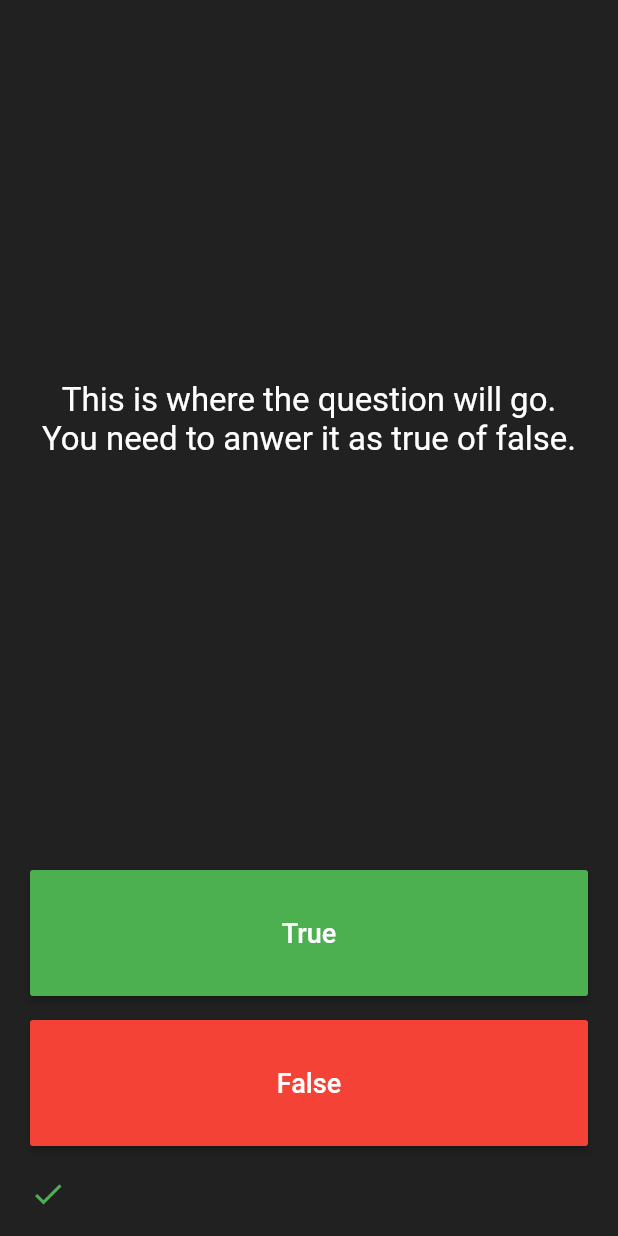
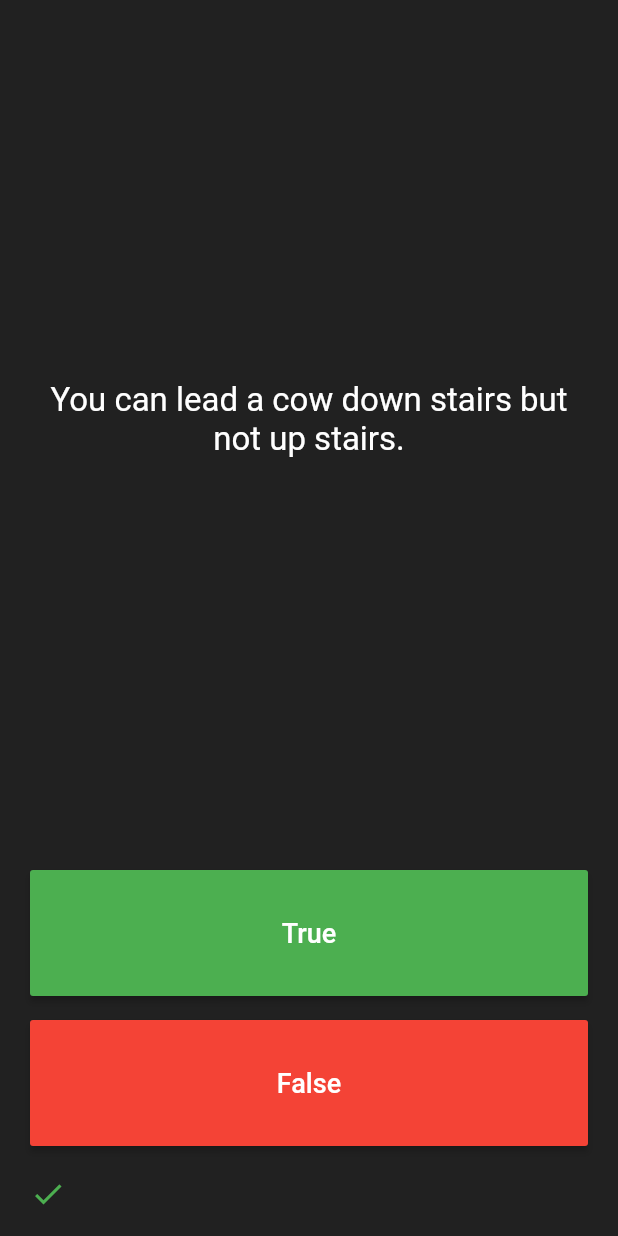
Before and after one commit to Trugamr/quizzler-flutter, a Flutter app: the screen it shows after launch, after a tap on "True", on a phone screen of 412 x 824 dp. Run offline on Flutter 3.47's test engine with Material 2 defaults, Android fonts, the phone set to English and light mode, and no system bars.

Commit message:
created question and quiz classes to hold and keep track of quiz state

```diff
--- a/lib/main.dart
+++ b/lib/main.dart
@@ -1,5 +1,6 @@
 import 'package:flutter/material.dart';
 import 'package:flutter/services.dart';
+import 'quiz.dart';
 
 void main() {
   runApp(QuizzlerApp());
@@ -30,7 +31,23 @@ class QuizPage extends StatefulWidget {
 }
 
 class _QuizPageState extends State<QuizPage> {
+  Quiz quiz = new Quiz();
   List<Icon> scoreKeeper = [];
+
+  void nextQuestion({bool playerAnswer}) {
+    if (quiz.getQuestionAnswer() == playerAnswer)
+      scoreKeeper.add(
+        Icon(Icons.check, color: Colors.green),
+      );
+    else
+      scoreKeeper.add(
+        Icon(Icons.close, color: Colors.red),
+      );
+
+    setState(
+      () => {quiz.nextQuestion()},
+    );
+  }
 
   RaisedButton buildButton({String text, Color color, VoidCallback onPressed}) {
     return RaisedButton(
@@ -59,7 +76,7 @@ class _QuizPageState extends State<QuizPage> {
                   child: Padding(
                     padding: const EdgeInsets.all(20.0),
                     child: Text(
-                      'This is where the question will go. You need to anwer it as true of false.',
+                      quiz.getQuestionText(),
                       style: TextStyle(
                         fontSize: 22.0,
                         color: Colors.white,
@@ -75,14 +92,7 @@ class _QuizPageState extends State<QuizPage> {
                   padding: EdgeInsets.only(
                       top: 20.0, bottom: 8.0, left: 20.0, right: 20.0),
                   child: buildButton(
-                    onPressed: () => setState(
-                      () => scoreKeeper.add(
-                        Icon(
-                          Icons.check,
-                          color: Colors.green,
-                        ),
-                      ),
-                    ),
+                    onPressed: () => nextQuestion(playerAnswer: true),
                     text: 'True',
                     color: Colors.green,
                   ),
@@ -93,14 +103,7 @@ class _QuizPageState extends State<QuizPage> {
                   padding: EdgeInsets.only(
                       top: 8.0, bottom: 20.0, left: 20.0, right: 20.0),
                   child: buildButton(
-                    onPressed: () => setState(
-                      () => scoreKeeper.add(
-                        Icon(
-                          Icons.close,
-                          color: Colors.red,
-                        ),
-                      ),
-                    ),
+                    onPressed: () => nextQuestion(playerAnswer: false),
                     text: 'False',
                     color: Colors.red,
                   ),
@@ -113,10 +116,8 @@ class _QuizPageState extends State<QuizPage> {
         Container(
           height: 40.0,
           padding: EdgeInsets.only(bottom: 16.0, left: 20.0, right: 20.0),
-          child: Expanded(
-            child: Row(
-              children: scoreKeeper,
-            ),
+          child: Row(
+            children: scoreKeeper,
           ),
         )
       ],
--- /dev/null
+++ b/lib/question.dart
@@ -0,0 +1,9 @@
+class Question {
+  String text;
+  bool answer;
+
+  Question(String text, bool answer) {
+    this.text = text;
+    this.answer = answer;
+  }
+}
--- /dev/null
+++ b/lib/quiz.dart
@@ -0,0 +1,45 @@
+import 'question.dart';
+
+class Quiz {
+  int _questionNumber = 0;
+
+  List<Question> _questions = [
+    Question('Some cats are actually allergic to humans', true),
+    Question('You can lead a cow down stairs but not up stairs.', false),
+    Question('Approximately one quarter of human bones are in the feet.', true),
+    Question('A slug\'s blood is green.', true),
+    Question('Buzz Aldrin\'s mother\'s maiden name was \"Moon\".', true),
+    Question('It is illegal to pee in the Ocean in Portugal.', true),
+    Question(
+        'No piece of square dry paper can be folded in half more than 7 times.',
+        false),
+    Question(
+        'In London, UK, if you happen to die in the House of Parliament, you are technically entitled to a state funeral, because the building is considered too sacred a place.',
+        true),
+    Question(
+        'The loudest sound produced by any animal is 188 decibels. That animal is the African Elephant.',
+        false),
+    Question(
+        'The total surface area of two human lungs is approximately 70 square metres.',
+        true),
+    Question('Google was originally called \"Backrub\".', true),
+    Question(
+        'Chocolate affects a dog\'s heart and nervous system; a few ounces are enough to kill a small dog.',
+        true),
+    Question(
+        'In West Virginia, USA, if you accidentally hit an animal with your car, you are free to take it home to eat.',
+        true),
+  ];
+
+  void nextQuestion() {
+    if (_questionNumber < _questions.length - 1) _questionNumber += 1;
+  }
+
+  String getQuestionText() {
+    return _questions[_questionNumber].text;
+  }
+
+  bool getQuestionAnswer() {
+    return _questions[_questionNumber].answer;
+  }
+}
```
